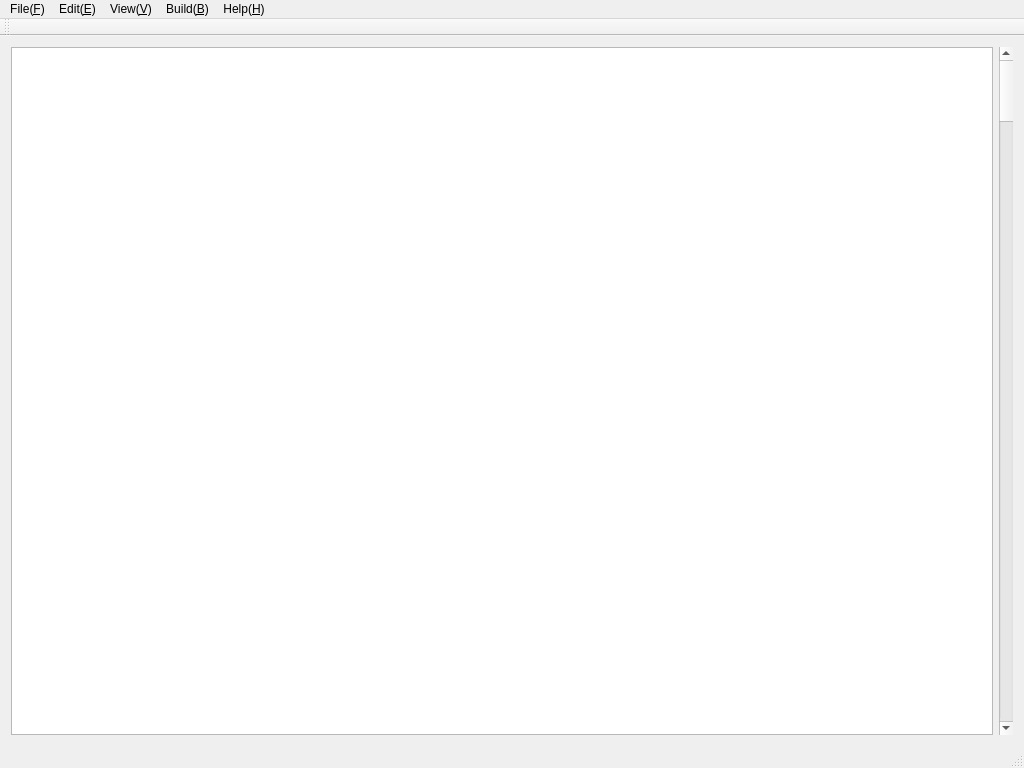
Qt form KY-Editor/mainwindow.ui (ChestnutHeng/KY-Editor) before a commit.
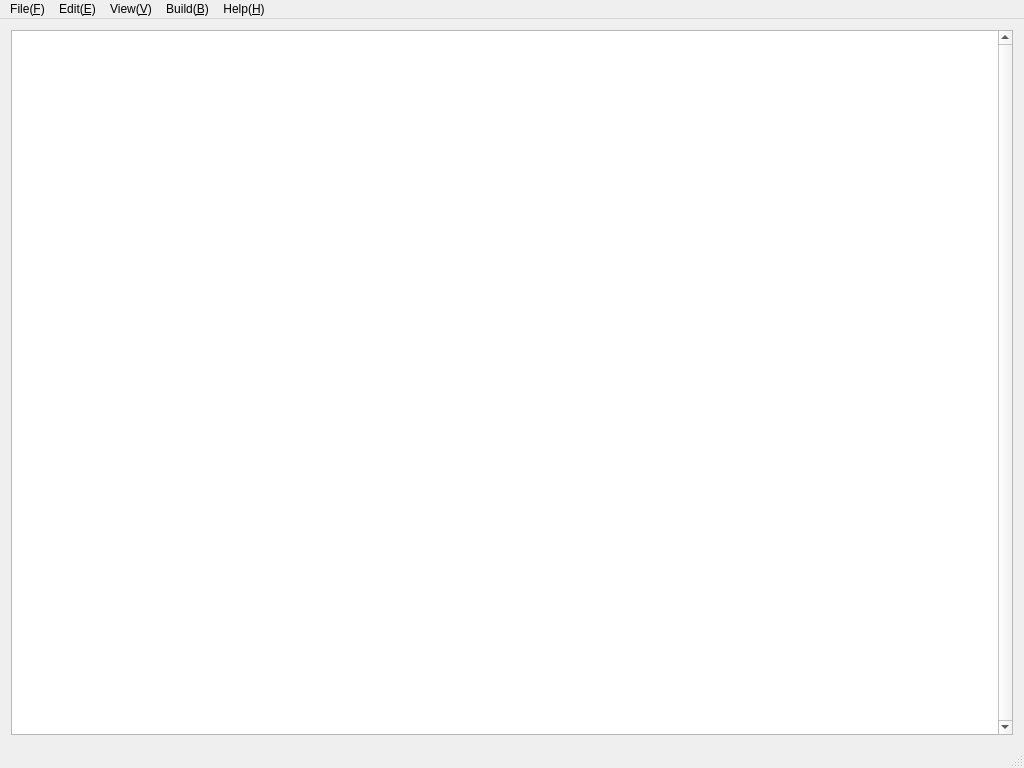
The same form after that commit.

Commit message: Add scrollBar,fix toolBar

Diff of the .ui file:
```diff
--- a/KY-Editor/mainwindow.ui
+++ b/KY-Editor/mainwindow.ui
@@ -17,6 +17,25 @@
    <layout class="QHBoxLayout" name="horizontalLayout">
     <item>
      <widget class="QPlainTextEdit" name="plainTextEdit">
+      <property name="font">
+       <font>
+        <pointsize>14</pointsize>
+        <weight>75</weight>
+        <bold>true</bold>
+       </font>
+      </property>
+      <property name="cursor" stdset="0">
+       <cursorShape>IBeamCursor</cursorShape>
+      </property>
+      <property name="mouseTracking">
+       <bool>true</bool>
+      </property>
+      <property name="statusTip">
+       <string extracomment="Git,Inc"/>
+      </property>
+      <property name="verticalScrollBarPolicy">
+       <enum>Qt::ScrollBarAlwaysOn</enum>
+      </property>
       <property name="tabChangesFocus">
        <bool>false</bool>
       </property>
@@ -25,13 +44,6 @@
       </property>
      </widget>
     </item>
-    <item>
-     <widget class="QScrollBar" name="verticalScrollBar">
-      <property name="orientation">
-       <enum>Qt::Vertical</enum>
-      </property>
-     </widget>
-    </item>
    </layout>
   </widget>
   <widget class="QMenuBar" name="menuBar">
@@ -92,14 +104,6 @@
    <addaction name="menuBuild"/>
    <addaction name="menuHelp"/>
   </widget>
-  <widget class="QToolBar" name="mainToolBar">
-   <attribute name="toolBarArea">
-    <enum>TopToolBarArea</enum>
-   </attribute>
-   <attribute name="toolBarBreak">
-    <bool>false</bool>
-   </attribute>
-  </widget>
   <widget class="QStatusBar" name="statusBar"/>
   <action name="actionNew_File_Ctrl_N">
    <property name="text">
```
The commit also changes 9 other files.
